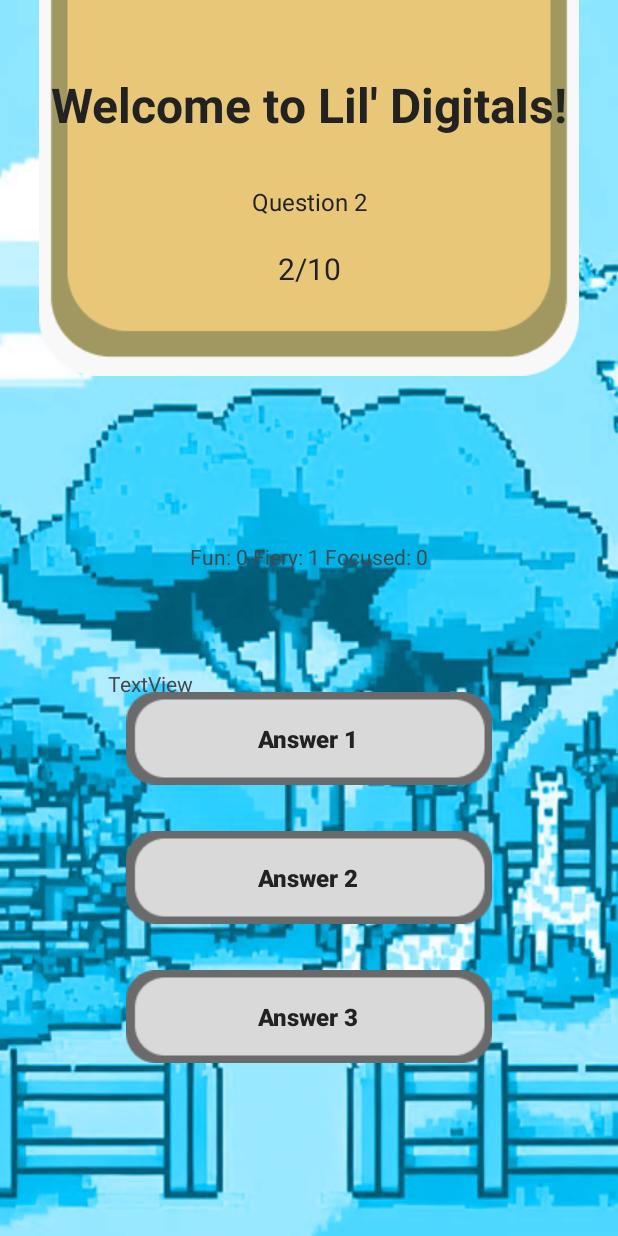
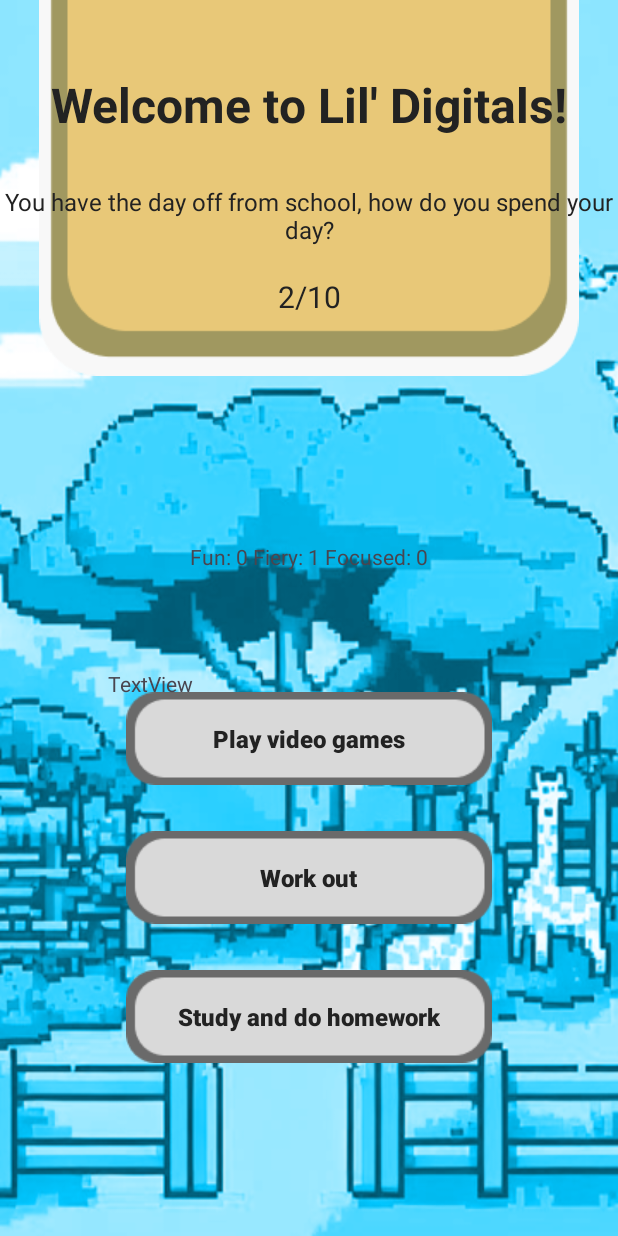
Before and after one commit to nekofood/mobdeve-mp, an Android app: the screen it shows after launch (QuizActivity), after a tap on an icon or button, on a phone screen of 412 x 824 dp. Run offline under Robolectric (Android 15) with nearby library versions, the phone set to English and light mode, and no system bars; Roboto replaces fonts that are not available here; 1 other tap on this screen came first.

Commit message:
added quiz questions

```diff
--- a/app/src/main/java/com/greendale/mobdeve_mp/QuizActivity.java
+++ b/app/src/main/java/com/greendale/mobdeve_mp/QuizActivity.java
@@ -143,13 +143,46 @@ public class QuizActivity extends AppCompatActivity {
             questions = new String[10];
             questionAnswers = new String[10][3];
 
-           //make some placeholders
-            for (int i = 0; i < 10; i++) {
-                questions[i] = "Question " + (i + 1);
-                questionAnswers[i][0] = "Answer 1";
-                questionAnswers[i][1] = "Answer 2";
-                questionAnswers[i][2] = "Answer 3";
-            }
+            questions[0] = "You've won a small lottery and have money to spend. What do you do?";
+            questionAnswers[0][0] = "Throw a party";
+            questionAnswers[0][1] = "Donate it to charity";
+            questionAnswers[0][2] = "Invest it";
+            questions[1] = "You have the day off from school, how do you spend your day?";
+            questionAnswers[1][0] = "Play video games";
+            questionAnswers[1][1] = "Work out";
+            questionAnswers[1][2] = "Study and do homework";
+            questions[2] = "There's a long walk ahead of you to get to your destination. What route do you take?";
+            questionAnswers[2][0] = "The scenic route";
+            questionAnswers[2][1] = "The challenging route";
+            questionAnswers[2][2] = "The shortest route";
+            questions[3] = "Your car is broken down and you're stranded. Who do you call?";
+            questionAnswers[3][0] = "A close friend";
+            questionAnswers[3][1] = "A family member";
+            questionAnswers[3][2] = "A mechanic";
+            questions[4] = "You want to go to the park, but it's too far to walk. What do you use to get there?";
+            questionAnswers[4][0] = "A skateboard";
+            questionAnswers[4][1] = "A bike";
+            questionAnswers[4][2] = "Public transport";
+            questions[5] = "You're at the cinema, what movie do you watch?";
+            questionAnswers[5][0] = "A wholesome comedy";
+            questionAnswers[5][1] = "A blockbuster action movie";
+            questionAnswers[5][2] = "An artistic drama";
+            questions[6] = "You have a free ticket to a nice vacation, where do you go?";
+            questionAnswers[6][0] = "A vibrant city";
+            questionAnswers[6][1] = "A historical site";
+            questionAnswers[6][2] = "A relaxing beach";
+            questions[7] = "What souvenir do you buy before going home?";
+            questionAnswers[7][0] = "A t-shirt with a cool design";
+            questionAnswers[7][1] = "A unique tattoo";
+            questionAnswers[7][2] = "A locally made handicraft";
+            questions[8] = "You're stuck in traffic in your car and running late, what do you do?";
+            questionAnswers[8][0] = "Turn up the music and relax";
+            questionAnswers[8][1] = "Honk on the wheel repeatedly";
+            questionAnswers[8][2] = "Plan your day around the delay";
+            questions[9] = "You find a wallet on the street, what do you do?";
+            questionAnswers[9][0] = "Keep the money";
+            questionAnswers[9][1] = "Look for the owner";
+            questionAnswers[9][2] = "Give it to the police station";
         }
 
         public String[] getQuestions() {
```
